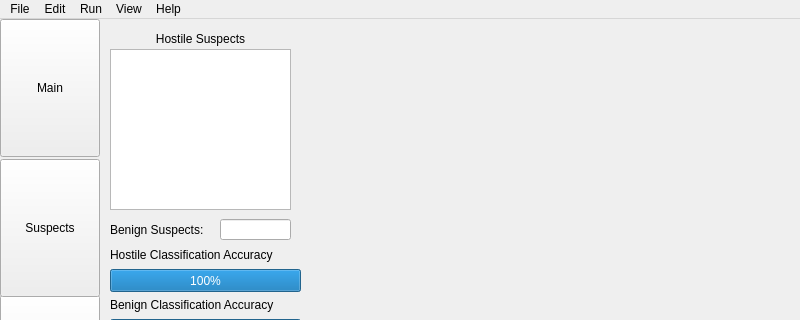
The window that NovaGUI/UI/novagui.ui (altf4/Nova) describes before a commit, drawn with Qt 5; both pictures show x 0 to 800 and y 0 to 320 of the 800 by 600 pixel window.
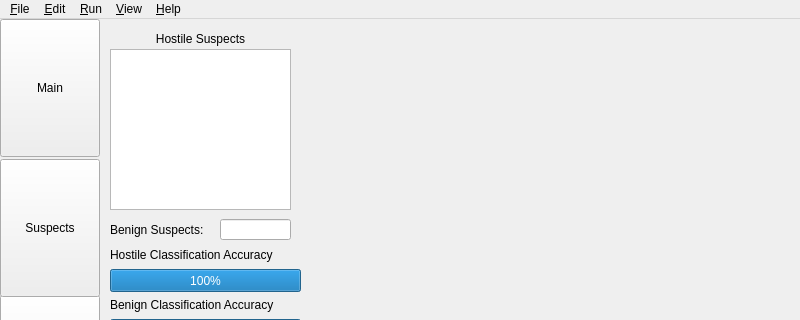
The same window after the commit.

The edit to the form file:
```diff
--- a/NovaGUI/UI/novagui.ui
+++ b/NovaGUI/UI/novagui.ui
@@ -473,20 +473,20 @@
    </property>
    <widget class="QMenu" name="menuFile">
     <property name="title">
-     <string>File</string>
+     <string>&amp;File</string>
     </property>
     <addaction name="actionSave_Suspects"/>
     <addaction name="actionExit"/>
    </widget>
    <widget class="QMenu" name="menuEdit">
     <property name="title">
-     <string>Edit</string>
+     <string>&amp;Edit</string>
     </property>
     <addaction name="actionConfigure"/>
    </widget>
    <widget class="QMenu" name="menuRun">
     <property name="title">
-     <string>Run</string>
+     <string>&amp;Run</string>
     </property>
     <addaction name="actionRunNova"/>
     <addaction name="actionRunNovaAs"/>
@@ -495,14 +495,14 @@
    </widget>
    <widget class="QMenu" name="menuView">
     <property name="title">
-     <string>View</string>
+     <string>&amp;View</string>
     </property>
     <addaction name="actionHide_Old_Suspects"/>
     <addaction name="actionShow_All_Suspects"/>
    </widget>
    <widget class="QMenu" name="menuHelp">
     <property name="title">
-     <string>Help</string>
+     <string>&amp;Help</string>
     </property>
    </widget>
    <addaction name="menuFile"/>
```
Left out of the diff: 16 changed lines with no effect on the pictures.
